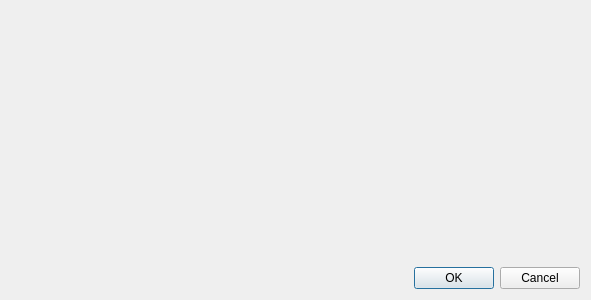
The window that ui/FPGASettingsList.ui (MonroeQuantumNetworks/IonControl) describes before a commit, drawn with Qt 5.
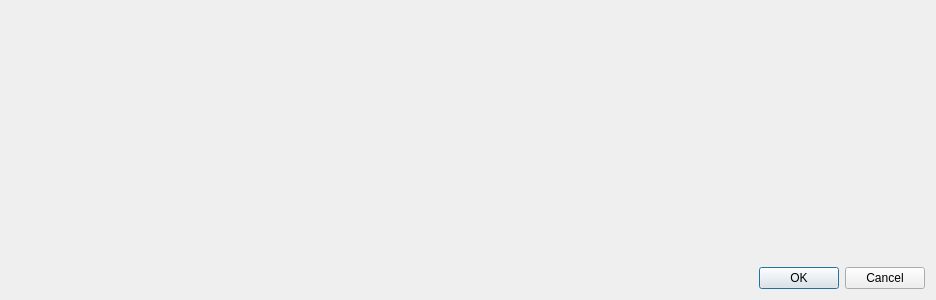
The same window after the commit.

Commit message: fix FPGA settings width

```diff
--- a/ui/FPGASettingsList.ui
+++ b/ui/FPGASettingsList.ui
@@ -6,7 +6,7 @@
    <rect>
     <x>0</x>
     <y>0</y>
-    <width>591</width>
+    <width>936</width>
     <height>300</height>
    </rect>
   </property>
```
